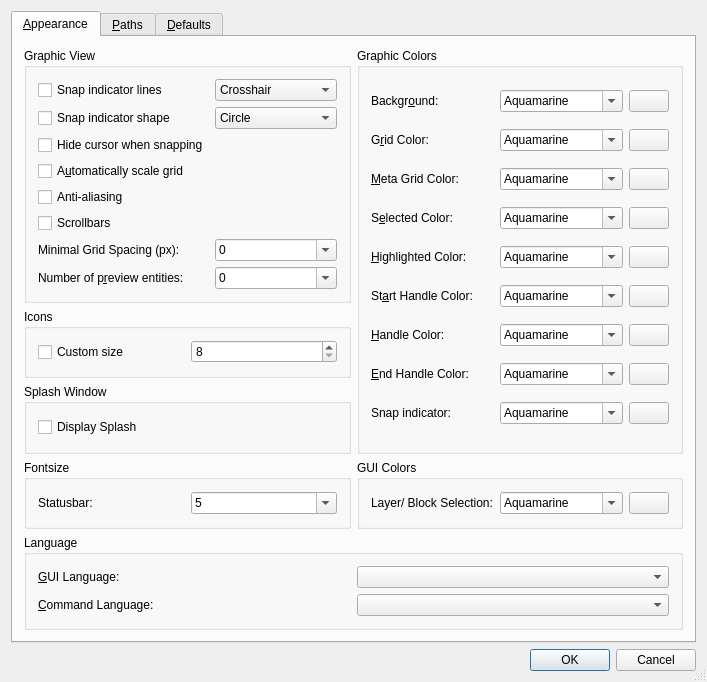
Before: the Qt Designer form librecad/src/ui/forms/qg_dlgoptionsgeneral.ui in lsy1599/designer, drawn with Qt 5.
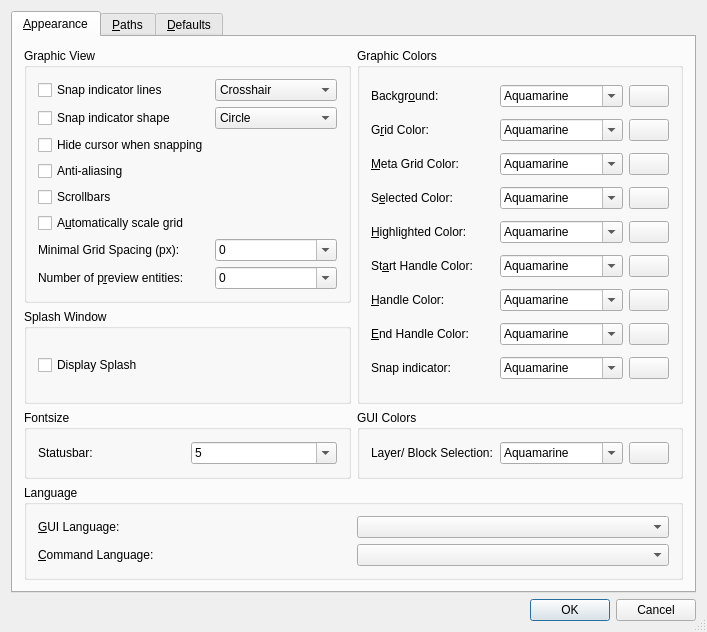
After: the same form once the commit is applied. Icons and pictures are not drawn.

Patch:
```diff
--- a/librecad/src/ui/forms/qg_dlgoptionsgeneral.ui
+++ b/librecad/src/ui/forms/qg_dlgoptionsgeneral.ui
@@ -7,7 +7,7 @@
     <x>0</x>
     <y>0</y>
     <width>707</width>
-    <height>621</height>
+    <height>627</height>
    </rect>
   </property>
   <property name="windowTitle">
@@ -39,7 +39,7 @@
        <string>&amp;Appearance</string>
       </attribute>
       <layout class="QGridLayout">
-       <item row="8" column="0" colspan="2">
+       <item row="7" column="0" colspan="2">
         <widget class="QGroupBox" name="bgLanguage">
          <property name="title">
           <string>Language</string>
@@ -80,7 +80,7 @@
          </layout>
         </widget>
        </item>
-       <item row="3" column="0">
+       <item row="2" column="0">
         <widget class="QGroupBox" name="gbSplash">
          <property name="sizePolicy">
           <sizepolicy hsizetype="Preferred" vsizetype="Preferred">
@@ -111,7 +111,7 @@
          </layout>
         </widget>
        </item>
-       <item row="4" column="0">
+       <item row="3" column="0">
         <widget class="QGroupBox" name="buttonGroup5_2">
          <property name="title">
           <string>Fontsize</string>
@@ -177,7 +177,7 @@
          </layout>
         </widget>
        </item>
-       <item row="0" column="1" rowspan="4">
+       <item row="0" column="1" rowspan="3">
         <widget class="QGroupBox" name="bgGraphicColors">
          <property name="sizePolicy">
           <sizepolicy hsizetype="Minimum" vsizetype="Preferred">
@@ -1343,16 +1343,6 @@
             </property>
            </widget>
           </item>
-          <item row="4" column="0" colspan="2">
-           <widget class="QCheckBox" name="cbScaleGrid">
-            <property name="text">
-             <string>A&amp;utomatically scale grid</string>
-            </property>
-            <property name="shortcut">
-             <string>Alt+U</string>
-            </property>
-           </widget>
-          </item>
           <item row="8" column="0">
            <widget class="QLabel" name="lMinGridSpacing">
             <property name="text">
@@ -1494,36 +1484,20 @@
             </property>
            </widget>
           </item>
-         </layout>
-        </widget>
-       </item>
-       <item row="2" column="0">
-        <widget class="QGroupBox" name="groupBox_2">
-         <property name="title">
-          <string>Icons</string>
-         </property>
-         <layout class="QHBoxLayout" name="horizontalLayout_3">
-          <item>
-           <widget class="QCheckBox" name="cb_icon_size">
+          <item row="7" column="0">
+           <widget class="QCheckBox" name="cbScaleGrid">
             <property name="text">
-             <string>Custom size</string>
+             <string>A&amp;utomatically scale grid</string>
             </property>
-           </widget>
-          </item>
-          <item>
-           <widget class="QSpinBox" name="sb_icon_size">
-            <property name="minimum">
-             <number>8</number>
-            </property>
-            <property name="maximum">
-             <number>150</number>
+            <property name="shortcut">
+             <string>Alt+U</string>
             </property>
            </widget>
           </item>
          </layout>
         </widget>
        </item>
-       <item row="4" column="1">
+       <item row="3" column="1">
         <widget class="QGroupBox" name="bgGuiColors">
          <property name="title">
           <string>GUI Colors</string>
```
Left out of the diff: 21 changed lines with no effect on the pictures.
